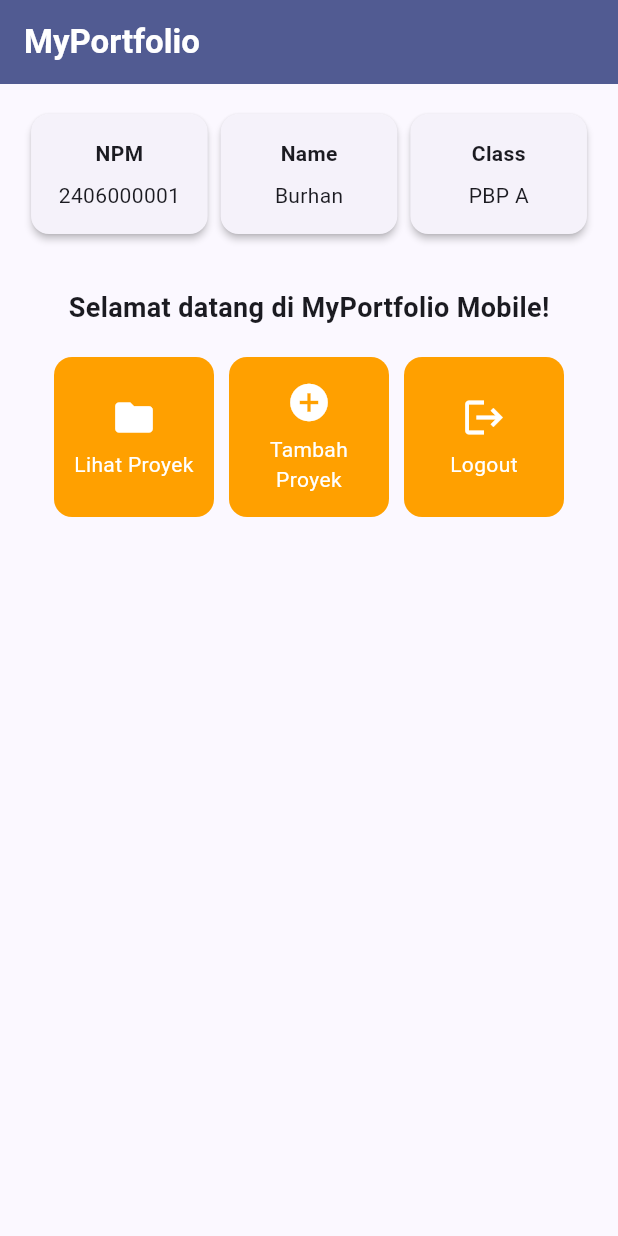
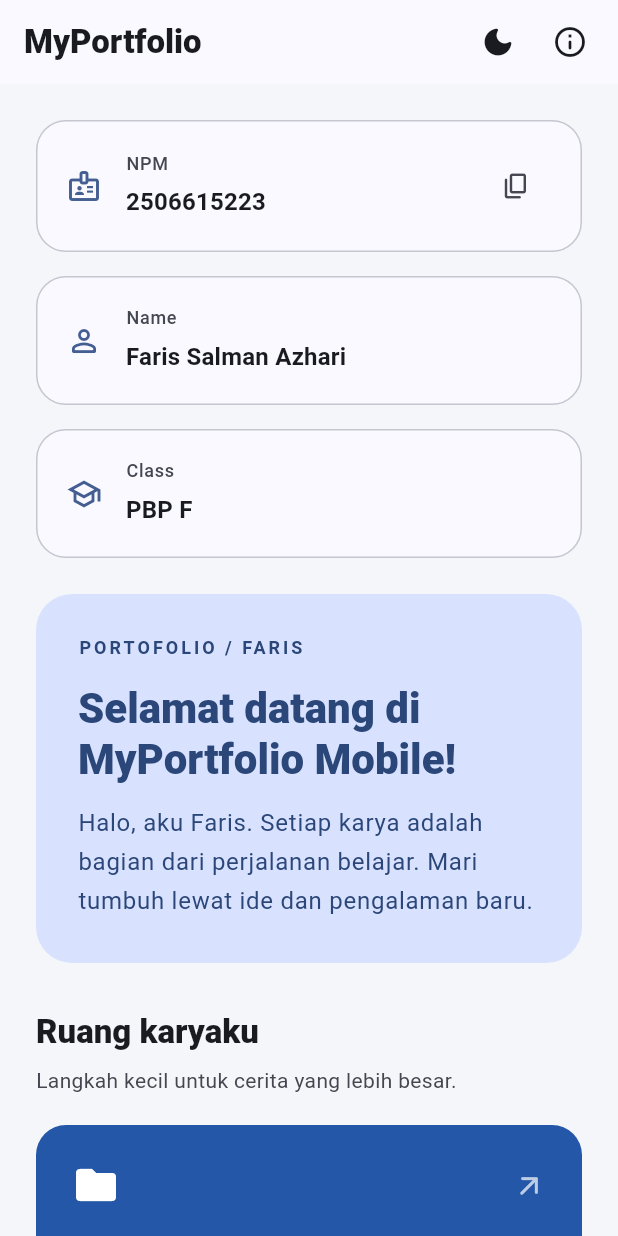
Before and after one commit to Faris2506615223/myportofolio_mobile, a Flutter app: the screen it shows after launch, on a phone screen of 412 x 824 dp. Run offline on Flutter 3.47's test engine with Material 3 defaults, Android fonts, the phone set to English and light mode, and no system bars.

Commit message:
feat: implementasikan portofolio Flutter Tugas 7 beserta pengujian

```diff
--- /dev/null
+++ b/lib/app.dart
@@ -0,0 +1,41 @@
+import 'package:flutter/material.dart';
+import 'package:myportofolio_mobile/menu.dart';
+import 'package:myportofolio_mobile/theme.dart';
+
+/// Menyimpan pilihan tema pada root agar halaman menu tetap stateless.
+class MyApp extends StatefulWidget {
+  const MyApp({super.key});
+
+  @override
+  State<MyApp> createState() => _MyAppState();
+}
+
+class _MyAppState extends State<MyApp> {
+  ThemeMode _themeMode = ThemeMode.system;
+
+  void _toggleTheme() {
+    final isDark = switch (_themeMode) {
+      ThemeMode.system =>
+        WidgetsBinding.instance.platformDispatcher.platformBrightness ==
+            Brightness.dark,
+      ThemeMode.dark => true,
+      ThemeMode.light => false,
+    };
+
+    setState(() {
+      _themeMode = isDark ? ThemeMode.light : ThemeMode.dark;
+    });
+  }
+
+  @override
+  Widget build(BuildContext context) {
+    return MaterialApp(
+      title: 'MyPortfolio | Faris Salman Azhari',
+      debugShowCheckedModeBanner: false,
+      theme: portfolioTheme(Brightness.light),
+      darkTheme: portfolioTheme(Brightness.dark),
+      themeMode: _themeMode,
+      home: MyHomePage(onToggleTheme: _toggleTheme),
+    );
+  }
+}
--- /dev/null
+++ b/lib/data/portfolio_data.dart
@@ -0,0 +1,30 @@
+import 'package:flutter/material.dart';
+import 'package:myportofolio_mobile/models/item_homepage.dart';
+
+/// Identitas disamakan dengan README proyek portofolio Django milik pengguna.
+abstract final class PortfolioData {
+  static const npm = '2506615223';
+  static const name = 'Faris Salman Azhari';
+  static const className = 'PBP F';
+
+  static const items = <ItemHomepage>[
+    ItemHomepage(
+      name: 'Lihat Proyek',
+      icon: Icons.folder,
+      color: Color(0xFF2457A7),
+      description: 'Jelajahi karya dan perjalanan belajarku.',
+    ),
+    ItemHomepage(
+      name: 'Tambah Proyek',
+      icon: Icons.add_circle,
+      color: Color(0xFF176B4F),
+      description: 'Mulai langkah baru dengan ide berikutnya.',
+    ),
+    ItemHomepage(
+      name: 'Logout',
+      icon: Icons.logout,
+      color: Color(0xFFB3452F),
+      description: 'Sampai jumpa di kesempatan berikutnya.',
+    ),
+  ];
+}
--- a/lib/main.dart
+++ b/lib/main.dart
@@ -1,25 +1,6 @@
 import 'package:flutter/material.dart';
-import 'package:myportofolio_mobile/menu.dart';
+import 'package:myportofolio_mobile/app.dart';
 
 void main() {
   runApp(const MyApp());
 }
-
-class MyApp extends StatelessWidget {
-  const MyApp({super.key});
-
-  @override
-  Widget build(BuildContext context) {
-    return MaterialApp(
-      title: 'MyPortfolio',
-      theme: ThemeData(
-        colorScheme: ColorScheme.fromSeed(
-          seedColor: Colors.indigo,
-          secondary: Colors.amber[700],
-        ),
-        useMaterial3: true,
-      ),
-      home: MyHomePage(),
-    );
-  }
-}
--- a/lib/menu.dart
+++ b/lib/menu.dart
@@ -1,156 +1,188 @@
 import 'package:flutter/material.dart';
+import 'package:flutter/services.dart';
+import 'package:myportofolio_mobile/data/portfolio_data.dart';
+import 'package:myportofolio_mobile/widgets/info_card.dart';
+import 'package:myportofolio_mobile/widgets/item_card.dart';
+import 'package:myportofolio_mobile/widgets/responsive_card_wrap.dart';
 
+/// Halaman utama hanya merender konfigurasi; state tema dikelola oleh MyApp.
 class MyHomePage extends StatelessWidget {
-  MyHomePage({super.key});
+  final VoidCallback? onToggleTheme;
 
-  final String npm = "2406000001";
-  final String nama = "Burhan";
-  final String kelas = "PBP A";
+  const MyHomePage({super.key, this.onToggleTheme});
 
-  final List<ItemHomepage> items = [
-    ItemHomepage("Lihat Proyek", Icons.folder),
-    ItemHomepage("Tambah Proyek", Icons.add_circle),
-    ItemHomepage("Logout", Icons.logout),
-  ];
+  Future<void> _copyNpm(BuildContext context) async {
+    try {
+      await Clipboard.setData(const ClipboardData(text: PortfolioData.npm));
+      if (!context.mounted) return;
+      ScaffoldMessenger.of(context)
+        ..clearSnackBars()
+        ..showSnackBar(const SnackBar(content: Text('NPM berhasil disalin.')));
+    } on PlatformException {
+      if (!context.mounted) return;
+      ScaffoldMessenger.of(context)
+        ..clearSnackBars()
+        ..showSnackBar(
+          const SnackBar(content: Text('NPM belum dapat disalin. Coba lagi.')),
+        );
+    }
+  }
+
+  void _showProfile(BuildContext context) {
+    showDialog<void>(
+      context: context,
+      builder: (dialogContext) => AlertDialog(
+        title: const Text('Tentang portofolio'),
+        content: const SingleChildScrollView(
+          child: Text(
+            '${PortfolioData.name}\n'
+            '${PortfolioData.npm} · ${PortfolioData.className}\n\n'
+            'Mahasiswa Fakultas Ilmu Komputer, Universitas Indonesia. '
+            'Portofolio ini menjadi ruang untuk mencatat karya dan '
+            'perjalanan belajar pengembangan aplikasi.',
+          ),
+        ),
+        actions: [
+          TextButton(
+            onPressed: () => Navigator.of(dialogContext).pop(),
+            child: const Text('Tutup'),
+          ),
+        ],
+      ),
+    );
+  }
 
   @override
   Widget build(BuildContext context) {
-    // Scaffold menyediakan struktur visual dasar halaman (AppBar, Body, SnackBar).
+    final theme = Theme.of(context);
+    final colors = theme.colorScheme;
+    final isDark = theme.brightness == Brightness.dark;
+
     return Scaffold(
-      // AppBar menampilkan bar bagian atas halaman aplikasi.
       appBar: AppBar(
         title: const Text(
           'MyPortfolio',
-          style: TextStyle(color: Colors.white, fontWeight: FontWeight.bold),
+          style: TextStyle(fontWeight: FontWeight.w800),
         ),
-        backgroundColor: Theme.of(context).colorScheme.primary,
+        actions: [
+          if (onToggleTheme != null)
+            IconButton(
+              onPressed: onToggleTheme,
+              tooltip: isDark ? 'Aktifkan tema terang' : 'Aktifkan tema gelap',
+              icon: Icon(
+                isDark ? Icons.light_mode_rounded : Icons.dark_mode_rounded,
               ),
-      // Body halaman utama dengan padding di sekelilingnya.
-      body: Padding(
-        padding: const EdgeInsets.all(16.0),
-        child: Column(
-          crossAxisAlignment: CrossAxisAlignment.center,
-          children: [
-            // Baris horizontal untuk menampilkan 3 InfoCard secara sejajar.
-            Row(
-              mainAxisAlignment: MainAxisAlignment.spaceEvenly,
-              children: [
-                InfoCard(title: 'NPM', content: npm),
-                InfoCard(title: 'Name', content: nama),
-                InfoCard(title: 'Class', content: kelas),
+            ),
+          IconButton(
+            onPressed: () => _showProfile(context),
+            tooltip: 'Tentang portofolio',
+            icon: const Icon(Icons.info_outline_rounded),
+          ),
+          const SizedBox(width: 8),
         ],
       ),
-            const SizedBox(height: 16.0),
-            // Bagian tengah: pesan sambutan dan kisi tombol menu portofolio.
-            Center(
+      body: SafeArea(
+        child: SingleChildScrollView(
+          child: Align(
+            alignment: Alignment.topCenter,
+            child: ConstrainedBox(
+              constraints: const BoxConstraints(maxWidth: 1120),
+              child: Padding(
+                padding: const EdgeInsets.all(24),
                 child: Column(
+                  crossAxisAlignment: CrossAxisAlignment.start,
                   children: [
-                  const Padding(
-                    padding: EdgeInsets.only(top: 16.0),
-                    child: Text(
-                      'Selamat datang di MyPortfolio Mobile!',
-                      style: TextStyle(
-                        fontWeight: FontWeight.bold,
-                        fontSize: 18.0,
+                    ResponsiveCardWrap(
+                      children: [
+                        InfoCard(
+                          title: 'NPM',
+                          content: PortfolioData.npm,
+                          icon: Icons.badge_outlined,
+                          onCopy: () => _copyNpm(context),
+                        ),
+                        const InfoCard(
+                          title: 'Name',
+                          content: PortfolioData.name,
+                          icon: Icons.person_outline_rounded,
+                        ),
+                        const InfoCard(
+                          title: 'Class',
+                          content: PortfolioData.className,
+                          icon: Icons.school_outlined,
+                        ),
+                      ],
+                    ),
+                    const SizedBox(height: 24),
+                    Container(
+                      width: double.infinity,
+                      padding: const EdgeInsets.all(28),
+                      decoration: BoxDecoration(
+                        color: colors.primaryContainer,
+                        borderRadius: BorderRadius.circular(24),
+                      ),
+                      child: Column(
+                        crossAxisAlignment: CrossAxisAlignment.start,
+                        children: [
+                          Text(
+                            'PORTOFOLIO / FARIS',
+                            style: theme.textTheme.labelMedium?.copyWith(
+                              color: colors.onPrimaryContainer,
+                              letterSpacing: 2,
+                              fontWeight: FontWeight.w700,
                             ),
                           ),
+                          const SizedBox(height: 16),
+                          Text(
+                            'Selamat datang di MyPortfolio Mobile!',
+                            style: theme.textTheme.headlineMedium?.copyWith(
+                              color: colors.onPrimaryContainer,
+                              fontWeight: FontWeight.w800,
+                              height: 1.2,
                             ),
-                  // GridView menampilkan kartu tombol dalam tata letak kisi 3 kolom.
-                  GridView.count(
-                    primary: true,
-                    padding: const EdgeInsets.all(20),
-                    crossAxisSpacing: 10,
-                    mainAxisSpacing: 10,
-                    crossAxisCount: 3,
-                    // shrinkWrap agar ukuran kisi menyesuaikan tinggi konten anak.
-                    shrinkWrap: true,
-                    children: items.map((ItemHomepage item) {
-                      return ItemCard(item);
-                    }).toList(),
                           ),
-                ],
+                          const SizedBox(height: 12),
+                          Text(
+                            'Halo, aku Faris. Setiap karya adalah bagian '
+                            'dari perjalanan belajar. Mari tumbuh lewat '
+                            'ide dan pengalaman baru.',
+                            style: theme.textTheme.bodyLarge?.copyWith(
+                              color: colors.onPrimaryContainer,
+                              height: 1.6,
                             ),
                           ),
                         ],
                       ),
                     ),
-    );
-  }
-}
-
-class InfoCard extends StatelessWidget {
-  // Kartu informasi yang menampilkan judul (title) dan isi (content).
-  final String title;
-  final String content;
-
-  const InfoCard({super.key, required this.title, required this.content});
-
-  @override
-  Widget build(BuildContext context) {
-    return Card(
-      // Memberikan efek bayangan kartu elevasi 2 unit.
-      elevation: 2.0,
-      child: Container(
-        // Menyesuaikan lebar kartu dengan proporsi layar (dibagi 3.5).
-        width: MediaQuery.of(context).size.width / 3.5,
-        padding: const EdgeInsets.all(16.0),
-        // Menyusun teks title dan content secara vertikal.
-        child: Column(
+                    const SizedBox(height: 32),
+                    Text(
+                      'Ruang karyaku',
+                      style: theme.textTheme.titleLarge?.copyWith(
+                        fontWeight: FontWeight.w800,
+                      ),
+                    ),
+                    const SizedBox(height: 8),
+                    Text(
+                      'Langkah kecil untuk cerita yang lebih besar.',
+                      style: theme.textTheme.bodyMedium?.copyWith(
+                        color: colors.onSurfaceVariant,
+                      ),
+                    ),
+                    const SizedBox(height: 20),
+                    ResponsiveCardWrap(
                       children: [
-            Text(title, style: const TextStyle(fontWeight: FontWeight.bold)),
-            const SizedBox(height: 8.0),
-            Text(content),
+                        for (final item in PortfolioData.items) ItemCard(item),
+                      ],
+                    ),
+                    const SizedBox(height: 32),
+                    Text(
+                      '${PortfolioData.name} · Universitas Indonesia',
+                      style: theme.textTheme.bodySmall?.copyWith(
+                        color: colors.onSurfaceVariant,
+                      ),
+                    ),
                   ],
                 ),
               ),
-    );
-  }
-}
-
-class ItemHomepage {
-  final String name;
-  final IconData icon;
-
-  ItemHomepage(this.name, this.icon);
-}
-
-class ItemCard extends StatelessWidget {
-  final ItemHomepage item;
-
-  const ItemCard(this.item, {super.key});
-
-  @override
-  Widget build(BuildContext context) {
-    return Material(
-      // Menggunakan warna sekunder dari skema tema aplikasi.
-      color: Theme.of(context).colorScheme.secondary,
-      borderRadius: BorderRadius.circular(12),
-      child: InkWell(
-        // Aksi ketika kartu ditekan oleh pengguna.
-        onTap: () {
-          // Menampilkan SnackBar dengan pesan interaktif.
-          ScaffoldMessenger.of(context)
-            ..hideCurrentSnackBar()
-            ..showSnackBar(
-              SnackBar(
-                content: Text("Kamu telah menekan tombol ${item.name}!"),
-              ),
-            );
-        },
-        child: Container(
-          padding: const EdgeInsets.all(8),
-          child: Center(
-            child: Column(
-              mainAxisAlignment: MainAxisAlignment.center,
-              children: [
-                Icon(item.icon, color: Colors.white, size: 30.0),
-                const Padding(padding: EdgeInsets.all(3)),
-                Text(
-                  item.name,
-                  textAlign: TextAlign.center,
-                  style: const TextStyle(color: Colors.white),
-                ),
-              ],
             ),
           ),
         ),
--- /dev/null
+++ b/lib/models/item_homepage.dart
@@ -0,0 +1,16 @@
+import 'package:flutter/material.dart';
+
+/// Konfigurasi immutable setiap aksi; warna tidak bergantung pada percabangan UI.
+class ItemHomepage {
+  final String name;
+  final IconData icon;
+  final Color color;
+  final String description;
+
+  const ItemHomepage({
+    required this.name,
+    required this.icon,
+    required this.color,
+    required this.description,
+  });
+}
--- /dev/null
+++ b/lib/theme.dart
@@ -0,0 +1,36 @@
+import 'package:flutter/material.dart';
+
+/// Satu sumber tema untuk menjaga keterbacaan pada mode terang dan gelap.
+ThemeData portfolioTheme(Brightness brightness) {
+  final colors = ColorScheme.fromSeed(
+    seedColor: const Color(0xFF2457A7),
+    brightness: brightness,
+  );
+
+  return ThemeData(
+    colorScheme: colors,
+    useMaterial3: true,
+    scaffoldBackgroundColor: brightness == Brightness.light
+        ? const Color(0xFFF4F6FA)
+        : const Color(0xFF0E1627),
+    appBarTheme: AppBarTheme(
+      backgroundColor: colors.surface,
+      foregroundColor: colors.onSurface,
+      centerTitle: false,
+      elevation: 0,
+    ),
+    cardTheme: CardThemeData(
+      color: colors.surface,
+      elevation: 0,
+      margin: EdgeInsets.zero,
+      shape: RoundedRectangleBorder(
+        borderRadius: BorderRadius.circular(20),
+        side: BorderSide(color: colors.outlineVariant),
+      ),
+    ),
+    snackBarTheme: const SnackBarThemeData(
+      behavior: SnackBarBehavior.floating,
+      showCloseIcon: true,
+    ),
+  );
+}
--- /dev/null
+++ b/lib/widgets/info_card.dart
@@ -0,0 +1,60 @@
+import 'package:flutter/material.dart';
+
+/// Kartu profil yang dapat digunakan ulang, dengan aksi opsional salin NPM.
+class InfoCard extends StatelessWidget {
+  final String title;
+  final String content;
+  final IconData icon;
+  final VoidCallback? onCopy;
+
+  const InfoCard({
+    super.key,
+    required this.title,
+    required this.content,
+    required this.icon,
+    this.onCopy,
+  });
+
+  @override
+  Widget build(BuildContext context) {
+    final colors = Theme.of(context).colorScheme;
+
+    return Card(
+      child: Padding(
+        padding: const EdgeInsets.all(20),
+        child: Row(
+          children: [
+            Icon(icon, color: colors.primary, size: 24),
+            const SizedBox(width: 16),
+            Expanded(
+              child: Column(
+                crossAxisAlignment: CrossAxisAlignment.start,
+                children: [
+                  Text(
+                    title,
+                    style: Theme.of(context).textTheme.labelMedium?.copyWith(
+                      color: colors.onSurfaceVariant,
+                    ),
+                  ),
+                  const SizedBox(height: 6),
+                  Text(
+                    content,
+                    style: Theme.of(context).textTheme.titleMedium?.copyWith(
+                      fontWeight: FontWeight.w700,
+                    ),
+                  ),
+                ],
+              ),
+            ),
+            if (onCopy != null)
+              IconButton(
+                onPressed: onCopy,
+                tooltip: 'Salin NPM',
+                icon: const Icon(Icons.copy_rounded, size: 20),
+              ),
+          ],
+        ),
+      ),
+    );
+  }
+}
--- /dev/null
+++ b/lib/widgets/item_card.dart
@@ -0,0 +1,71 @@
+import 'package:flutter/material.dart';
+import 'package:myportofolio_mobile/models/item_homepage.dart';
+
+/// Kartu aksi mendukung sentuhan, fokus keyboard, tooltip, dan efek ripple.
+class ItemCard extends StatelessWidget {
+  final ItemHomepage item;
+
+  const ItemCard(this.item, {super.key});
+
+  @override
+  Widget build(BuildContext context) {
+    final borderRadius = BorderRadius.circular(20);
+
+    return Tooltip(
+      message: item.description,
+      child: Material(
+        color: item.color,
+        borderRadius: borderRadius,
+        clipBehavior: Clip.antiAlias,
+        child: InkWell(
+          borderRadius: borderRadius,
+          onTap: () {
+            // Menghapus antrean mencegah pesan lama tampil setelah tap cepat.
+            ScaffoldMessenger.of(context)
+              ..clearSnackBars()
+              ..showSnackBar(
+                SnackBar(
+                  content: Text('Kamu telah menekan tombol ${item.name}!'),
+                ),
+              );
+          },
+          child: Padding(
+            padding: const EdgeInsets.all(24),
+            child: Column(
+              crossAxisAlignment: CrossAxisAlignment.start,
+              children: [
+                Row(
+                  children: [
+                    Icon(item.icon, color: Colors.white, size: 32),
+                    const Spacer(),
+                    const Icon(
+                      Icons.arrow_outward_rounded,
+                      color: Colors.white70,
+                      size: 22,
+                    ),
+                  ],
+                ),
+                const SizedBox(height: 24),
+                Text(
+                  item.name,
+                  style: Theme.of(context).textTheme.titleLarge?.copyWith(
+                    color: Colors.white,
+                    fontWeight: FontWeight.w700,
+                  ),
+                ),
+                const SizedBox(height: 8),
+                Text(
+                  item.description,
+                  style: Theme.of(context).textTheme.bodyMedium?.copyWith(
+                    color: Colors.white,
+                    height: 1.5,
+                  ),
+                ),
+              ],
+            ),
+          ),
+        ),
+      ),
+    );
+  }
+}
--- /dev/null
+++ b/lib/widgets/responsive_card_wrap.dart
@@ -0,0 +1,30 @@
+import 'package:flutter/material.dart';
+
+/// Menghitung lebar dari ruang induk, bukan dari lebar layar keseluruhan.
+/// Teks yang diperbesar memakai satu kolom agar konten tetap terbaca utuh.
+class ResponsiveCardWrap extends StatelessWidget {
+  final List<Widget> children;
+
+  const ResponsiveCardWrap({super.key, required this.children});
+
+  @override
+  Widget build(BuildContext context) {
+    return LayoutBuilder(
+      builder: (context, constraints) {
+        const spacing = 16.0;
+        final largeText = MediaQuery.textScalerOf(context).scale(14) > 20;
+        final columns = constraints.maxWidth >= 780 && !largeText ? 3 : 1;
+        final width =
+            (constraints.maxWidth - spacing * (columns - 1)) / columns;
+
+        return Wrap(
+          spacing: spacing,
+          runSpacing: spacing,
+          children: [
+            for (final child in children) SizedBox(width: width, child: child),
+          ],
+        );
+      },
+    );
+  }
+}
--- a/pubspec.yaml
+++ b/pubspec.yaml
@@ -1,5 +1,5 @@
 name: myportofolio_mobile
-description: "A new Flutter project."
+description: "Portofolio mobile Faris Salman Azhari untuk mata kuliah PBP."
 # The following line prevents the package from being accidentally published to
 # pub.dev using `flutter pub publish`. This is preferred for private packages.
 publish_to: 'none' # Remove this line if you wish to publish to pub.dev
```
Also changed, not shown: 1 other file. Lines whose indentation alone changed are shown as unchanged.
